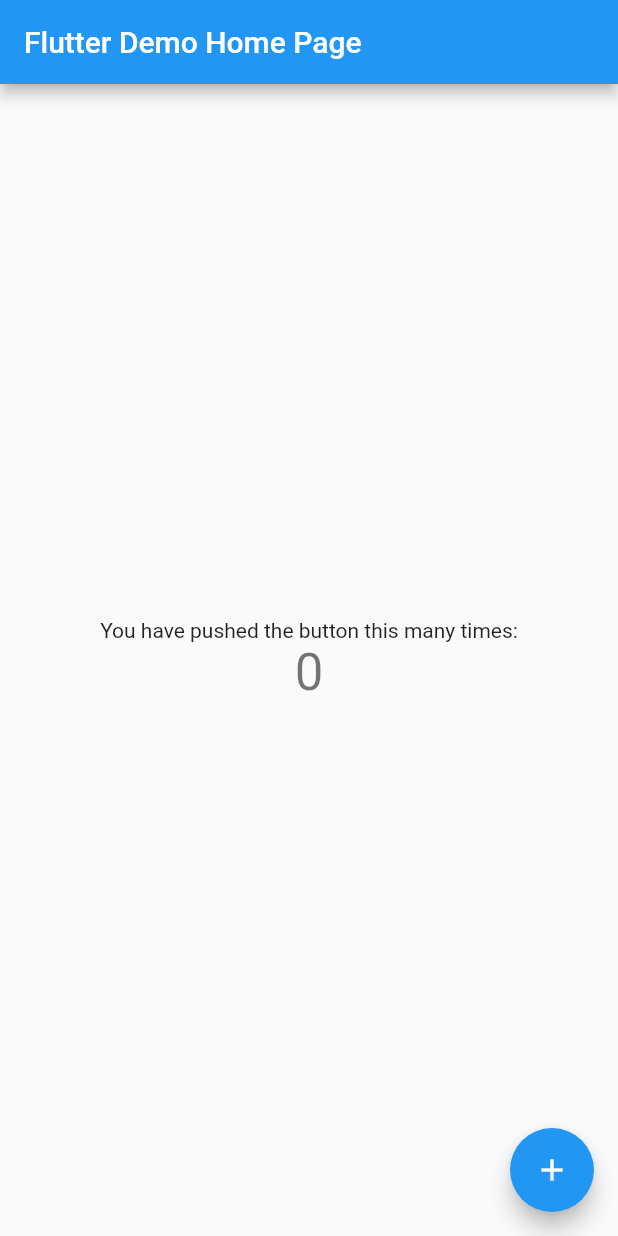
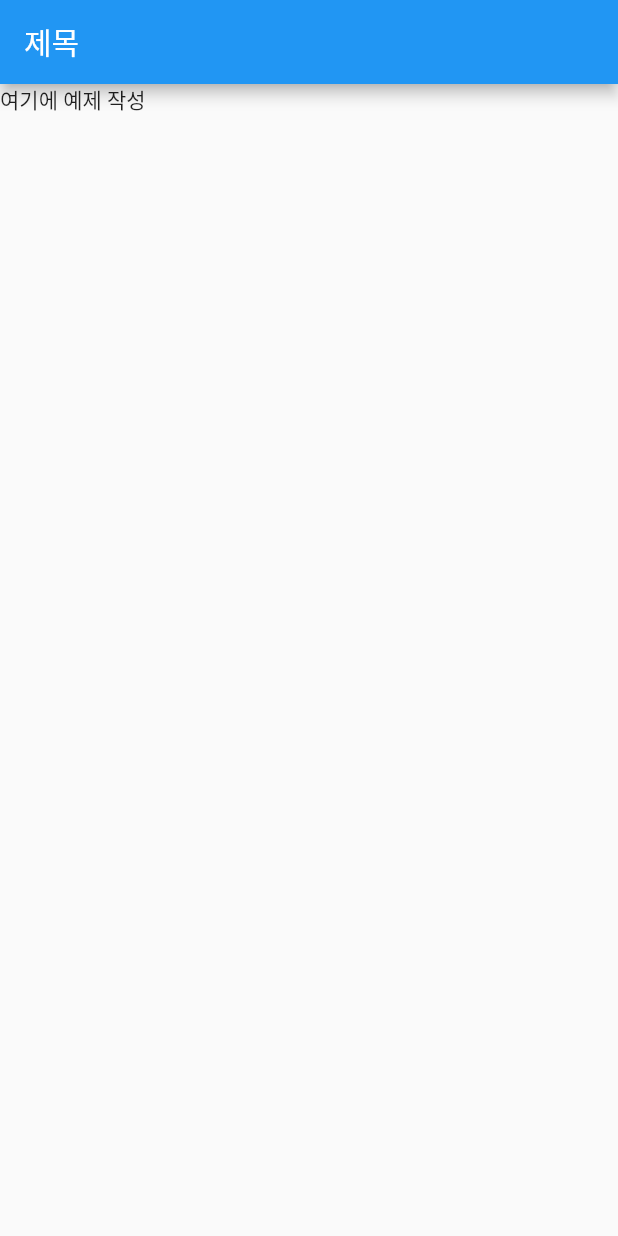
Before and after one commit to chihyeonWON/Flutter-Widget, a Flutter app: the screen it shows after launch, on a phone screen of 412 x 824 dp. Run offline on Flutter 3.47's test engine with Material 2 defaults, Android fonts, the phone set to English and light mode, and no system bars.

Commit message:
실습 화면 첫 구성

```diff
--- a/lib/main.dart
+++ b/lib/main.dart
@@ -1,115 +1,30 @@
 import 'package:flutter/material.dart';
 
-void main() {
-  runApp(const MyApp());
-}
+void main() => runApp(MyApp());
 
 class MyApp extends StatelessWidget {
-  const MyApp({super.key});
-
-  // This widget is the root of your application.
   @override
   Widget build(BuildContext context) {
     return MaterialApp(
       title: 'Flutter Demo',
       theme: ThemeData(
-        // This is the theme of your application.
-        //
-        // Try running your application with "flutter run". You'll see the
-        // application has a blue toolbar. Then, without quitting the app, try
-        // changing the primarySwatch below to Colors.green and then invoke
-        // "hot reload" (press "r" in the console where you ran "flutter run",
-        // or simply save your changes to "hot reload" in a Flutter IDE).
-        // Notice that the counter didn't reset back to zero; the application
-        // is not restarted.
-        primarySwatch: Colors.blue,
+        primarySwatch:Colors.blue,
       ),
-      home: const MyHomePage(title: 'Flutter Demo Home Page'),
+      home:MyHomePage(),
     );
   }
 }
+// 여기까지는 공통코드
 
-class MyHomePage extends StatefulWidget {
-  const MyHomePage({super.key, required this.title});
-
-  // This widget is the home page of your application. It is stateful, meaning
-  // that it has a State object (defined below) that contains fields that affect
-  // how it looks.
-
-  // This class is the configuration for the state. It holds the values (in this
-  // case the title) provided by the parent (in this case the App widget) and
-  // used by the build method of the State. Fields in a Widget subclass are
-  // always marked "final".
-
-  final String title;
-
-  @override
-  State<MyHomePage> createState() => _MyHomePageState();
-}
-
-class _MyHomePageState extends State<MyHomePage> {
-  int _counter = 0;
-
-  void _incrementCounter() {
-    setState(() {
-      // This call to setState tells the Flutter framework that something has
-      // changed in this State, which causes it to rerun the build method below
-      // so that the display can reflect the updated values. If we changed
-      // _counter without calling setState(), then the build method would not be
-      // called again, and so nothing would appear to happen.
-      _counter++;
-    });
-  }
-
+//여기부터 수정
+class MyHomePage extends StatelessWidget {
   @override
   Widget build(BuildContext context) {
-    // This method is rerun every time setState is called, for instance as done
-    // by the _incrementCounter method above.
-    //
-    // The Flutter framework has been optimized to make rerunning build methods
-    // fast, so that you can just rebuild anything that needs updating rather
-    // than having to individually change instances of widgets.
     return Scaffold(
       appBar: AppBar(
-        // Here we take the value from the MyHomePage object that was created by
-        // the App.build method, and use it to set our appbar title.
-        title: Text(widget.title),
+        title:Text('제목'),
       ),
-      body: Center(
-        // Center is a layout widget. It takes a single child and positions it
-        // in the middle of the parent.
-        child: Column(
-          // Column is also a layout widget. It takes a list of children and
-          // arranges them vertically. By default, it sizes itself to fit its
-          // children horizontally, and tries to be as tall as its parent.
-          //
-          // Invoke "debug painting" (press "p" in the console, choose the
-          // "Toggle Debug Paint" action from the Flutter Inspector in Android
-          // Studio, or the "Toggle Debug Paint" command in Visual Studio Code)
-          // to see the wireframe for each widget.
-          //
-          // Column has various properties to control how it sizes itself and
-          // how it positions its children. Here we use mainAxisAlignment to
-          // center the children vertically; the main axis here is the vertical
-          // axis because Columns are vertical (the cross axis would be
-          // horizontal).
-          mainAxisAlignment: MainAxisAlignment.center,
-          children: <Widget>[
-            const Text(
-              'You have pushed the button this many times:',
-            ),
-            Text(
-              '$_counter',
-              style: Theme.of(context).textTheme.headline4,
-            ),
-          ],
-        ),
-      ),
-      floatingActionButton: FloatingActionButton(
-        onPressed: _incrementCounter,
-        tooltip: 'Increment',
-        child: const Icon(Icons.add),
-      ), // This trailing comma makes auto-formatting nicer for build methods.
+      body: Text('여기에 예제 작성'),
     );
   }
 }
```
